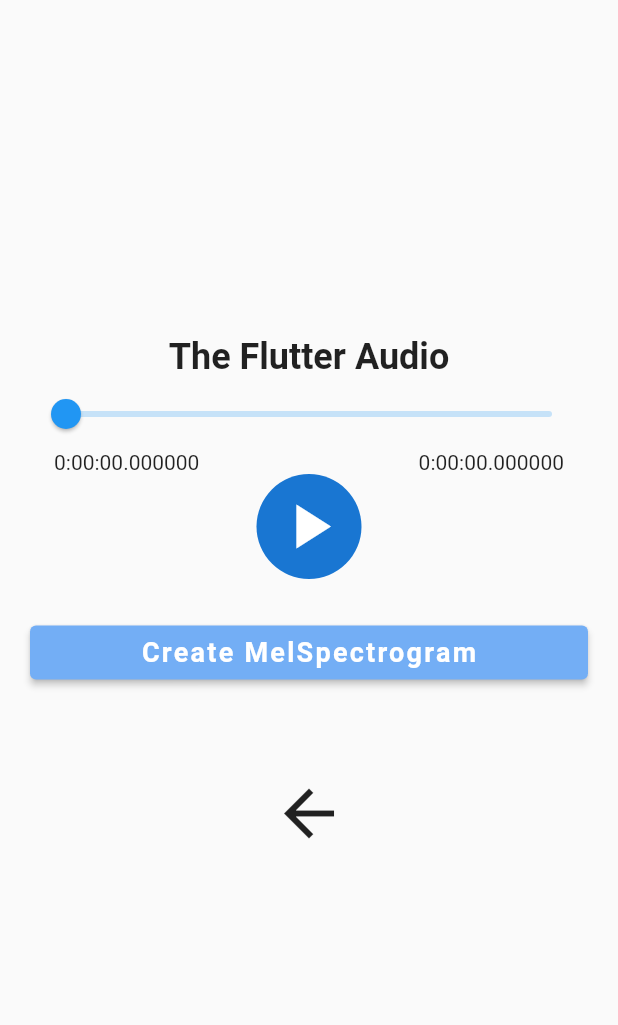
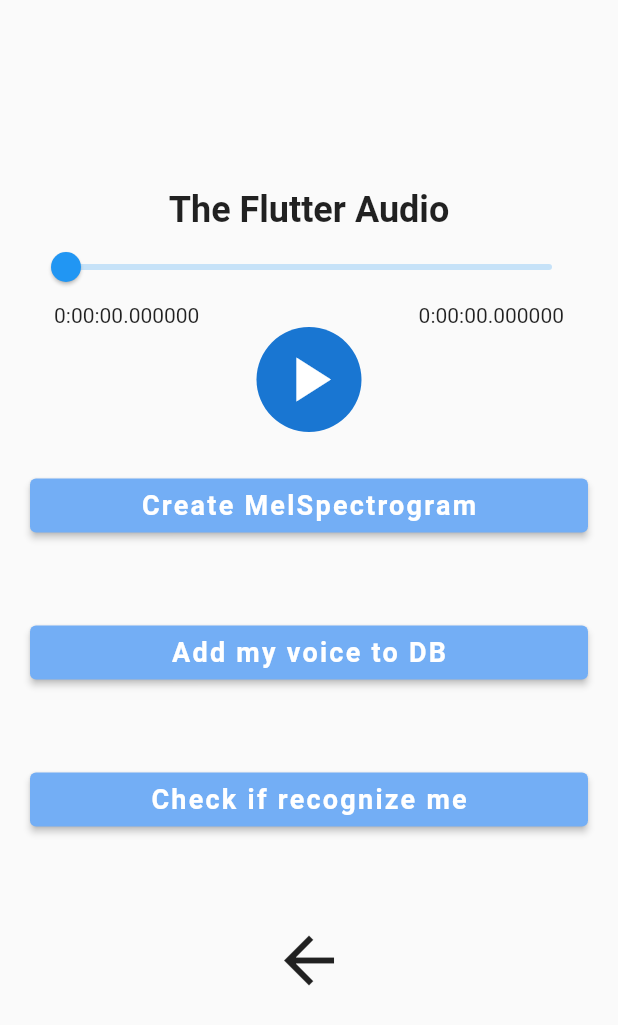
Before and after one commit to DanielOhayo/Android-flutter, a Flutter app: the AudioList screen opened directly, after a tap on "Create MelSpectrogram", on a phone screen of 412 x 824 dp. Shown: the top 1025 px of the screen. Run offline on Flutter 3.47's test engine with Material 2 defaults, Android fonts, the phone set to English and light mode, and no system bars; our stand-ins replace audioplayers, file_picker, permission_handler, shared_preferences, velocity_x; missing offline and left inert: audio_session, flutter_sound_lite, microphone, process_run; accounts and stored records are empty; network calls fail; Roboto replaces fonts that are missing (OpenSans).

Commit message:
voice recognition button

```diff
--- a/lib/Screens/audioList_screen.dart
+++ b/lib/Screens/audioList_screen.dart
@@ -103,6 +103,40 @@
     }
   }
 
+  void Voice2DB_script() async {
+    var reqBody = {
+      "email": "dani", //TODO: take email from db
+    };
+    var response = await http.post(Uri.parse(recognizeDB),
+        headers: {"Content-Type": "application/json"},
+        body: jsonEncode(reqBody));
+    print("dani2 ");
+    var jsonResponse = jsonDecode(response.body);
+    print("dani " + response.body);
+    if (jsonResponse['status']) {
+      print(jsonResponse['success']);
+    } else {
+      print('Something went wrong');
+    }
+  }
+
+  void Recognition_script() async {
+    var reqBody = {
+      "email": feedbackController.text,
+    };
+    var response = await http.post(Uri.parse(recognize),
+        headers: {"Content-Type": "application/json"},
+        body: jsonEncode(reqBody));
+    print("dani2 ");
+    var jsonResponse = jsonDecode(response.body);
+    print("dani " + response.body);
+    if (jsonResponse['status']) {
+      print(jsonResponse['success']);
+    } else {
+      print('Something went wrong');
+    }
+  }
+
   Widget _buildMelBtn() {
     return Container(
       padding: EdgeInsets.symmetric(vertical: 25.0),
@@ -111,10 +145,61 @@
         style: ElevatedButton.styleFrom(
             primary: Color.fromARGB(255, 115, 174, 245)),
         onPressed: () {
+          print("you press on Create MelSpectrogram");
           createMel_script();
         },
         child: Text(
           'Create MelSpectrogram',
+          style: TextStyle(
+            color: Color.fromARGB(255, 255, 255, 255),
+            letterSpacing: 1.5,
+            fontSize: 18.0,
+            fontWeight: FontWeight.bold,
+            fontFamily: 'OpenSans',
+          ),
+        ),
+      ),
+    );
+  }
+
+  Widget _buildVoice2DBBtn() {
+    return Container(
+      padding: EdgeInsets.symmetric(vertical: 25.0),
+      width: double.infinity,
+      child: ElevatedButton(
+        style: ElevatedButton.styleFrom(
+            primary: Color.fromARGB(255, 115, 174, 245)),
+        onPressed: () {
+          print("you press on Rcognition button");
+          Voice2DB_script();
+        },
+        child: Text(
+          'Add my voice to DB',
+          style: TextStyle(
+            color: Color.fromARGB(255, 255, 255, 255),
+            letterSpacing: 1.5,
+            fontSize: 18.0,
+            fontWeight: FontWeight.bold,
+            fontFamily: 'OpenSans',
+          ),
+        ),
+      ),
+    );
+  }
+
+  Widget _buildRecognitionBtn() {
+    return Container(
+      padding: EdgeInsets.symmetric(vertical: 25.0),
+      width: double.infinity,
+      child: ElevatedButton(
+        style: ElevatedButton.styleFrom(
+            primary: Color.fromARGB(255, 115, 174, 245)),
+        onPressed: () {
+          print("you press on Rcognition button");
+          Recognition_script();
+        },
+        child: Text(
+          'Check if recognize me',
           style: TextStyle(
             color: Color.fromARGB(255, 255, 255, 255),
             letterSpacing: 1.5,
@@ -198,6 +283,8 @@
               ),
             ),
             _buildMelBtn(),
+            _buildVoice2DBBtn(),
+            _buildRecognitionBtn(),
             _buildbackBtn(),
           ],
         ),
--- a/lib/Screens/login_screen.dart
+++ b/lib/Screens/login_screen.dart
@@ -32,7 +32,6 @@
   }
 
   void loginUser() async {
-    print("dani ");
     var reqBody = {
       "email": emailController.text,
       "password": passwordController.text
--- a/lib/config.dart
+++ b/lib/config.dart
@@ -1,4 +1,6 @@
-final url = 'http://10.0.0.12:3000/';
+final url = 'http://10.0.0.12:8080/';
 final login = url + 'login';
 final register = url + 'registration';
 final createMel = url + 'createMel';
+final recognizeDB = url + 'recognizeDB';
+final recognize = url + 'recognize';
--- a/lib/main.dart
+++ b/lib/main.dart
@@ -1,4 +1,5 @@
 import 'package:flutter/material.dart';
+import 'package:flutter_dev/Screens/homePage_screen.dart';
 import 'package:flutter_dev/Screens/login_screen.dart';
 import 'package:flutter_dev/Screens/voiceLearn_screen.dart';
 
--- a/pubspec.yaml
+++ b/pubspec.yaml
@@ -46,6 +46,7 @@
   audio_session: ^0.1.13
   path_provider: ^2.0.14
   process_run: ^0.12.5+3
+  microphone: ^0.1.0
 
 dev_dependencies:
   flutter_test:
```
Also changed, not shown: lib/Screens/homePage_screen.dart (+91 -0 lines), pubspec.lock, 1 other file.
